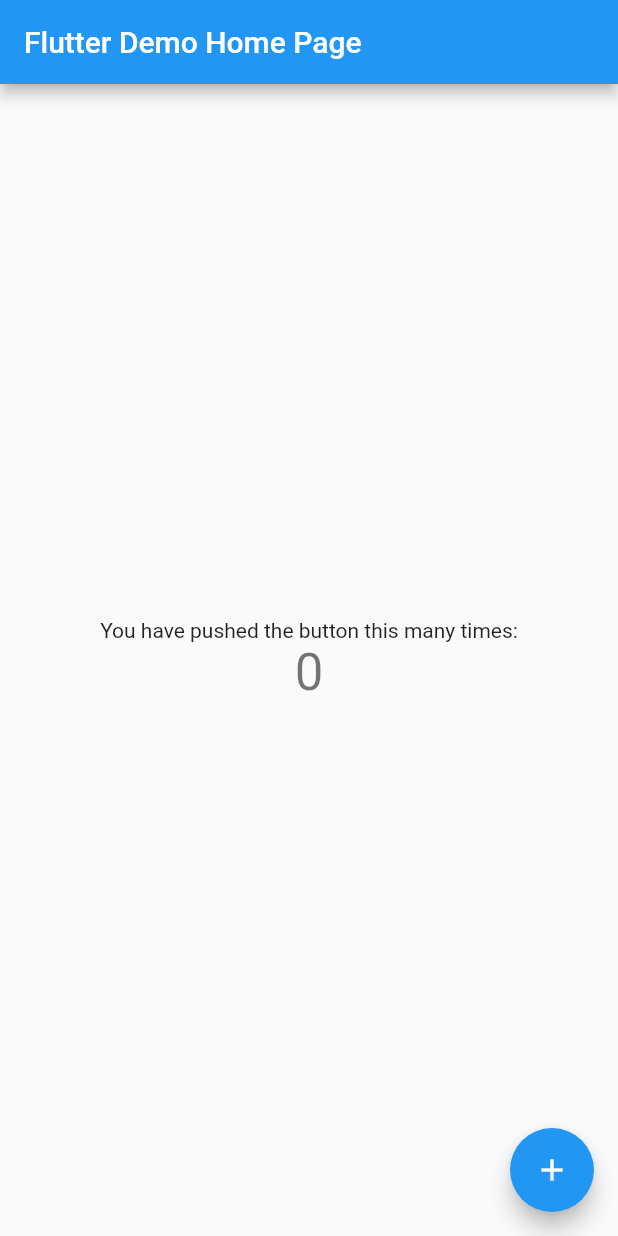
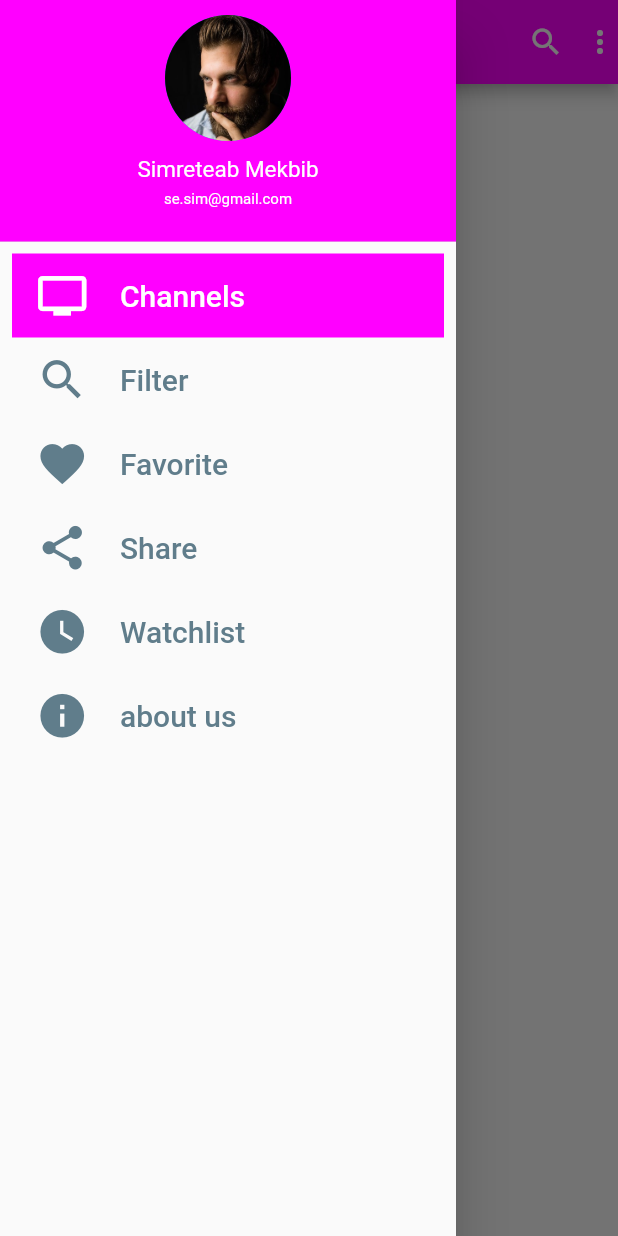
Before and after one commit to DesmondSol/tracker_flutter_app, a Flutter app: the screen it shows after launch, with the side drawer open (before the commit the screen has no drawer), on a phone screen of 412 x 824 dp. Run offline on Flutter 3.47's test engine with Material 2 defaults, Android fonts, the phone set to English and light mode, and no system bars; our stand-ins replace google_fonts; Roboto replaces fonts that are missing (Sanchez).

Commit message:
add grid view to home page, drawer

```diff
--- /dev/null
+++ b/lib/drawer/drawer.dart
@@ -0,0 +1,25 @@
+import 'package:flutter/material.dart';
+
+class Defaults {
+  static final Color drawerItemColor = Colors.blueGrey;
+  static final Color drawerItemSelectedColor = Colors.white;
+  static final Color drawerSelectedTileColor = Color(0xFFFF00FF);
+
+  static final drawerItemText = [
+    'Channels',
+    'Filter',
+    'Favorite',
+    'Share',
+    'Watchlist',
+    'about us',
+  ];
+
+  static final drawerItemIcon = [
+    Icons.tv,
+    Icons.search,
+    Icons.favorite,
+    Icons.share,
+    Icons.watch_later,
+    Icons.info,
+  ];
+}
--- a/lib/main.dart
+++ b/lib/main.dart
@@ -1,113 +1,283 @@
 import 'package:flutter/material.dart';
+import 'package:google_fonts/google_fonts.dart';
+import 'drawer/drawer.dart';
 
 void main() {
   runApp(MyApp());
 }
 
 class MyApp extends StatelessWidget {
-  // This widget is the root of your application.
   @override
   Widget build(BuildContext context) {
     return MaterialApp(
-      title: 'Flutter Demo',
-      theme: ThemeData(
-        // This is the theme of your application.
-        //
-        // Try running your application with "flutter run". You'll see the
-        // application has a blue toolbar. Then, without quitting the app, try
-        // changing the primarySwatch below to Colors.green and then invoke
-        // "hot reload" (press "r" in the console where you ran "flutter run",
-        // or simply save your changes to "hot reload" in a Flutter IDE).
-        // Notice that the counter didn't reset back to zero; the application
-        // is not restarted.
-        primarySwatch: Colors.blue,
-      ),
-      home: MyHomePage(title: 'Flutter Demo Home Page'),
+      home: MainPage(),
     );
   }
 }
 
-class MyHomePage extends StatefulWidget {
-  MyHomePage({Key? key, required this.title}) : super(key: key);
+var indexClicked = 0;
 
-  // This widget is the home page of your application. It is stateful, meaning
-  // that it has a State object (defined below) that contains fields that affect
-  // how it looks.
-
-  // This class is the configuration for the state. It holds the values (in this
-  // case the title) provided by the parent (in this case the App widget) and
-  // used by the build method of the State. Fields in a Widget subclass are
-  // always marked "final".
-
-  final String title;
-
+class MainPage extends StatefulWidget {
   @override
-  _MyHomePageState createState() => _MyHomePageState();
+  _MainPageState createState() => _MainPageState();
 }
 
-class _MyHomePageState extends State<MyHomePage> {
-  int _counter = 0;
+class _MainPageState extends State<MainPage> {
+  final pages = [
+    Center(child: Text('Starred')),
+    Center(
+      child: Text('Starred'),
+    ),
+    Center(
+      child: Text('Sent'),
+    ),
+    Center(
+      child: Text('Trash'),
+    ),
+    Center(
+      child: Text('Trash'),
+    ),
+    Center(
+      child: Text('Spam'),
+    ),
+  ];
+  final titles = [
+    'Channels',
+    'Filter',
+    'Favorite',
+    'Share',
+    'Watchlist',
+    'About Us',
+  ];
 
-  void _incrementCounter() {
-    setState(() {
-      // This call to setState tells the Flutter framework that something has
-      // changed in this State, which causes it to rerun the build method below
-      // so that the display can reflect the updated values. If we changed
-      // _counter without calling setState(), then the build method would not be
-      // called again, and so nothing would appear to happen.
-      _counter++;
-    });
+  Function updateState(int index) {
+    return () {
+      setState(() {
+        indexClicked = index;
+      });
+      Navigator.pop(context);
+    };
   }
 
+  Icon search = Icon(Icons.search);
+  Widget title = Text('Channels');
+  final searchController = TextEditingController();
   @override
   Widget build(BuildContext context) {
-    // This method is rerun every time setState is called, for instance as done
-    // by the _incrementCounter method above.
-    //
-    // The Flutter framework has been optimized to make rerunning build methods
-    // fast, so that you can just rebuild anything that needs updating rather
-    // than having to individually change instances of widgets.
     return Scaffold(
       appBar: AppBar(
-        // Here we take the value from the MyHomePage object that was created by
-        // the App.build method, and use it to set our appbar title.
-        title: Text(widget.title),
+        title: title,
+        actions: <Widget>[
+          indexClicked == 0
+              ? IconButton(
+                  onPressed: () {
+                    setState(() {
+                      if (this.search.icon == Icons.search) {
+                        this.search = Icon(Icons.cancel);
+                        this.title = Container(
+                          height: 35,
+                          child: TextField(
+                            cursorColor: Colors.black,
+                            controller: searchController,
+                            decoration: InputDecoration(
+                              // border: OutlineInputBorder(),
+                              hintText: 'Search',
+                              filled: true,
+                              fillColor: Colors.white,
+                            ),
+                            onChanged: (text) {},
+                          ),
+                        );
+                      } else {
+                        this.search = Icon(Icons.search);
+                        this.title = Text('Channel');
+                      }
+                    });
+                  },
+                  icon: search)
+              : this.title = Text(titles[indexClicked]),
+          Icon(Icons.more_vert)
+        ],
+        backgroundColor: Color(0xFFFF00FF),
       ),
-      body: Center(
-        // Center is a layout widget. It takes a single child and positions it
-        // in the middle of the parent.
+      body: pages[indexClicked],
+      drawer: Drawer(
         child: Column(
-          // Column is also a layout widget. It takes a list of children and
-          // arranges them vertically. By default, it sizes itself to fit its
-          // children horizontally, and tries to be as tall as its parent.
-          //
-          // Invoke "debug painting" (press "p" in the console, choose the
-          // "Toggle Debug Paint" action from the Flutter Inspector in Android
-          // Studio, or the "Toggle Debug Paint" command in Visual Studio Code)
-          // to see the wireframe for each widget.
-          //
-          // Column has various properties to control how it sizes itself and
-          // how it positions its children. Here we use mainAxisAlignment to
-          // center the children vertically; the main axis here is the vertical
-          // axis because Columns are vertical (the cross axis would be
-          // horizontal).
-          mainAxisAlignment: MainAxisAlignment.center,
-          children: <Widget>[
-            Text(
-              'You have pushed the button this many times:',
+          crossAxisAlignment: CrossAxisAlignment.stretch,
+          children: [
+            DrawerHeader(
+              // decoration: BoxDecoration(
+
+              //   image: DecorationImage(
+              //     fit: BoxFit.fill,
+              //     image: AssetImage('assets/images/drawer.jpg'),
+              //   ),
+              // ),
+              padding: EdgeInsets.all(0),
+              child: Container(
+                color: Color(0xFFFF00FF),
+                child: Column(
+                  children: [
+                    const SizedBox(
+                      height: 10,
+                    ),
+                    CircleAvatar(
+                      radius: 42,
+                      backgroundImage: AssetImage('assets/images/profile.jpg'),
+                    ),
+                    const SizedBox(
+                      height: 10,
+                    ),
+                    Text(
+                      'Simreteab Mekbib',
+                      style: GoogleFonts.sanchez(
+                        fontSize: 15,
+                        color: Colors.white,
+                        fontWeight: FontWeight.w400,
+                      ),
+                    ),
+                    const SizedBox(
+                      height: 5,
+                    ),
+                    Text(
+                      'se.sim@gmail.com',
+                      style: GoogleFonts.sanchez(
+                        fontSize: 10,
+                        color: Colors.white,
+                        fontWeight: FontWeight.w400,
+                      ),
+                    ),
+                  ],
+                ),
+              ),
             ),
-            Text(
-              '$_counter',
-              style: Theme.of(context).textTheme.headline4,
+            Expanded(
+              child: ListView(
+                padding: EdgeInsets.zero,
+                children: [
+                  AppDrawerTile(
+                    index: 0,
+                    onTap: updateState(0),
+                  ),
+                  AppDrawerTile(
+                    index: 1,
+                    onTap: updateState(1),
+                  ),
+                  AppDrawerTile(
+                    index: 2,
+                    onTap: updateState(2),
+                  ),
+                  AppDrawerTile(
+                    index: 3,
+                    onTap: updateState(3),
+                  ),
+                  AppDrawerTile(
+                    index: 4,
+                    onTap: updateState(4),
+                  ),
+                  AppDrawerTile(
+                    index: 5,
+                    onTap: updateState(5),
+                  ),
+                  const SizedBox(
+                    height: 30,
+                  ),
+                  // const AppDrawerDivider(),
+                  // const SizedBox(
+                  //   height: 10,
+                  // ),
+                  // Center(
+                  //   child: Text(
+                  //     'JetMail',
+                  //     style: GoogleFonts.sanchez(
+                  //       fontWeight: FontWeight.w500,
+                  //       fontStyle: FontStyle.italic,
+                  //       fontSize: 20,
+                  //       color: Defaults.drawerItemSelectedColor,
+                  //     ),
+                  //   ),
+                  // ),
+                  // const SizedBox(
+                  //   height: 5,
+                  // ),
+                  // Center(
+                  //   child: Text(
+                  //     'Version 1.2.5',
+                  //     style: GoogleFonts.sanchez(
+                  //       fontWeight: FontWeight.w500,
+                  //       fontStyle: FontStyle.italic,
+                  //       fontSize: 12,
+                  //       color: Defaults.drawerItemColor,
+                  //     ),
+                  //   ),
+                  // ),
+                  // const SizedBox(
+                  //   height: 10,
+                  // ),
+                  // const AppDrawerDivider(),
+                ],
+              ),
             ),
           ],
         ),
       ),
-      floatingActionButton: FloatingActionButton(
-        onPressed: _incrementCounter,
-        tooltip: 'Increment',
-        child: Icon(Icons.add),
-      ), // This trailing comma makes auto-formatting nicer for build methods.
     );
   }
 }
+
+class AppDrawerDivider extends StatelessWidget {
+  const AppDrawerDivider({
+    Key? key,
+  }) : super(key: key);
+
+  @override
+  Widget build(BuildContext context) {
+    return Divider(
+      height: 1,
+      thickness: 1,
+      color: Defaults.drawerItemColor,
+      indent: 3,
+      endIndent: 3,
+    );
+  }
+}
+
+class AppDrawerTile extends StatelessWidget {
+  const AppDrawerTile({
+    Key? key,
+    @required this.index,
+    @required this.onTap,
+  }) : super(key: key);
+
+  final index;
+  final onTap;
+
+  @override
+  Widget build(BuildContext context) {
+    return Padding(
+      padding: const EdgeInsets.symmetric(horizontal: 8.0),
+      child: ListTile(
+        onTap: onTap,
+        selected: indexClicked == index,
+        selectedTileColor: Defaults.drawerSelectedTileColor,
+        leading: Icon(
+          Defaults.drawerItemIcon[index],
+          size: 35,
+          color: indexClicked == index
+              ? Defaults.drawerItemSelectedColor
+              : Defaults.drawerItemColor,
+        ),
+        title: Text(
+          Defaults.drawerItemText[index],
+          style: GoogleFonts.sanchez(
+            fontSize: 20,
+            fontWeight: FontWeight.w500,
+            color: indexClicked == index
+                ? Defaults.drawerItemSelectedColor
+                : Defaults.drawerItemColor,
+          ),
+        ),
+      ),
+    );
+  }
+}
```
Also changed, not shown: lib/model/photo.dart (added, +27 -0 lines), lib/network/network_requiest.dart (added, +23 -0 lines), pubspec.yaml (+4 -3 lines), assets/images/profile.jpg (added), pubspec.lock.
